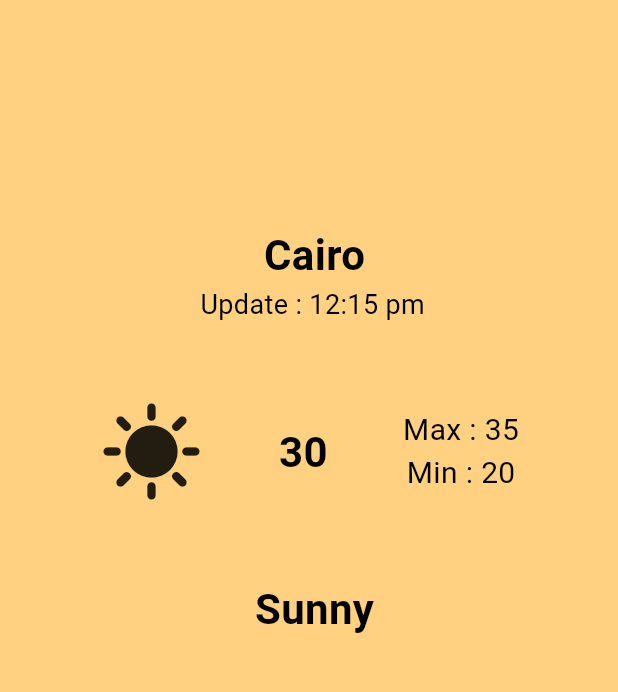
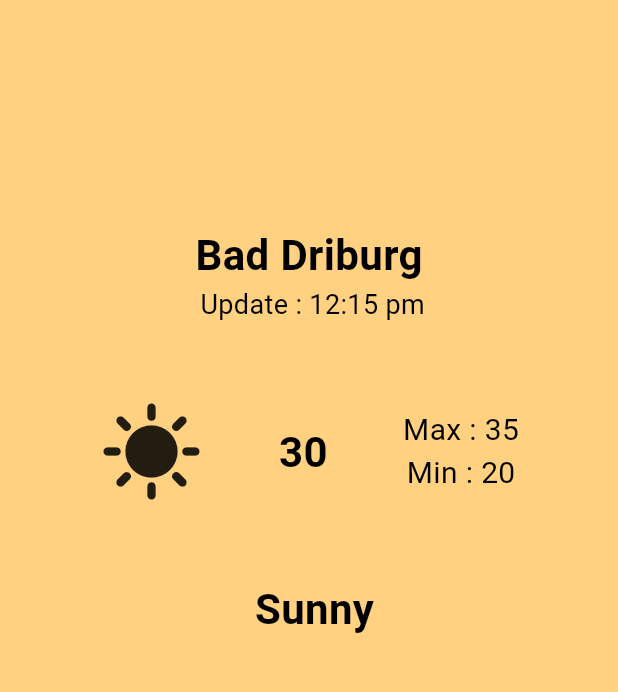
Before and after one commit to jamelalhamd/weather, a Flutter app: the screen it shows after launch, on a phone screen of 412 x 824 dp, the part 84-776 px from its top. Run offline on Flutter 3.47's test engine with Material 2 defaults, Android fonts, the phone set to English and light mode, and no system bars; network calls fail.

Commit message:
correct error in modal

```diff
--- a/lib/constant.dart
+++ b/lib/constant.dart
@@ -1,3 +1,4 @@
 import 'package:weather/modals/weathermodals.dart';
 
  String City_name='Bad Driburg';
+ WeatherModal? weathemodel1;
--- a/lib/modals/weatherscreen.dart
+++ b/lib/modals/weatherscreen.dart
@@ -1,8 +1,21 @@
 import 'package:flutter/material.dart';
+import 'package:weather/constant.dart';
+import 'package:weather/modals/weathermodals.dart';
 import 'package:weather/search.dart';
+import 'package:weather/service.dart';
 
-class weatherscreen extends StatelessWidget {
+class weatherscreen extends StatefulWidget {
   const weatherscreen({super.key});
+
+  @override
+  State<weatherscreen> createState() => _weatherscreenState();
+}
+
+class _weatherscreenState extends State<weatherscreen> {
+
+  Future<WeatherModal> wth=  getweather(City_name);
+
+
 
   @override
   Widget build(BuildContext context) {
@@ -17,14 +30,14 @@ backgroundColor: Colors.orangeAccent.shade100,
              }, icon:Icon (Icons.search,size: 30),)],
              title: Text(" Weather",style: TextStyle(color: Colors.white,fontSize: 20,fontWeight: FontWeight.bold),)),
 
-      body: const Column(
+      body:  Column(
  crossAxisAlignment: CrossAxisAlignment.center,
 
           children: [
 
             SizedBox(height: 150,),
 
-            Text(" Cairo",style: TextStyle(color: Colors.black,fontSize: 28,fontWeight: FontWeight.bold,),),
+            Text(City_name,style: TextStyle(color: Colors.black,fontSize: 28,fontWeight: FontWeight.bold,),),
             Text(" Update : 12:15 pm",style: TextStyle(color: Colors.black,fontSize: 18,fontWeight: FontWeight.normal,),),
             SizedBox(
               height: 50,
```
Also changed, not shown: lib/modals/weathermodals.dart (+19 -26 lines), lib/search.dart (+11 -7 lines).
